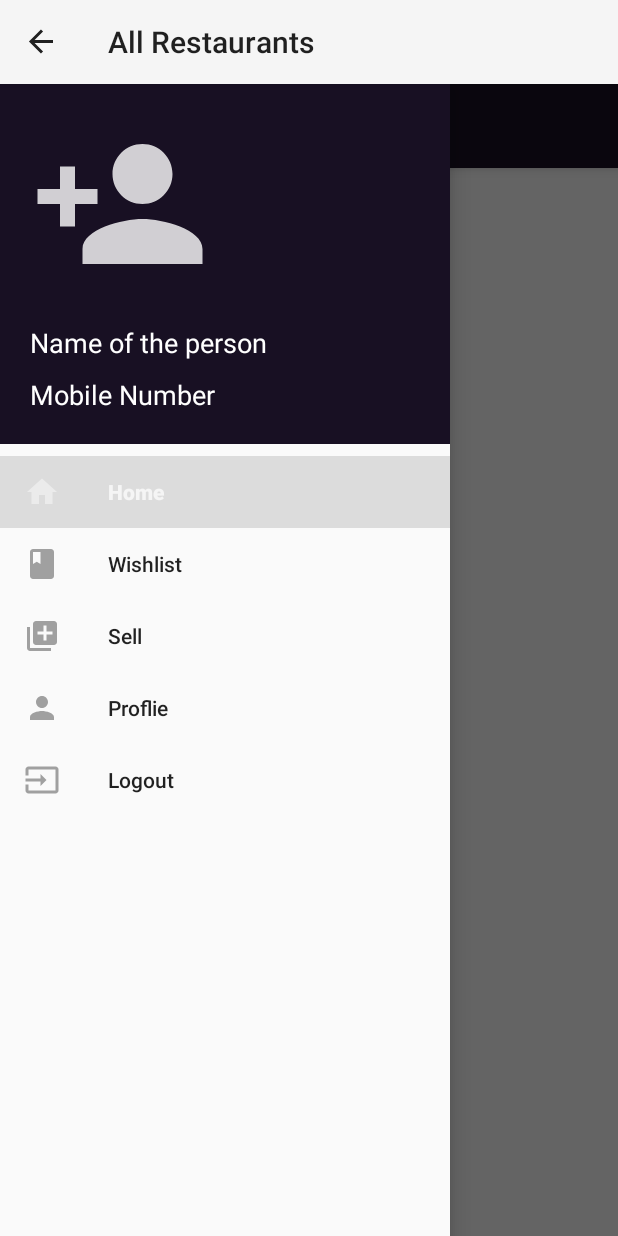
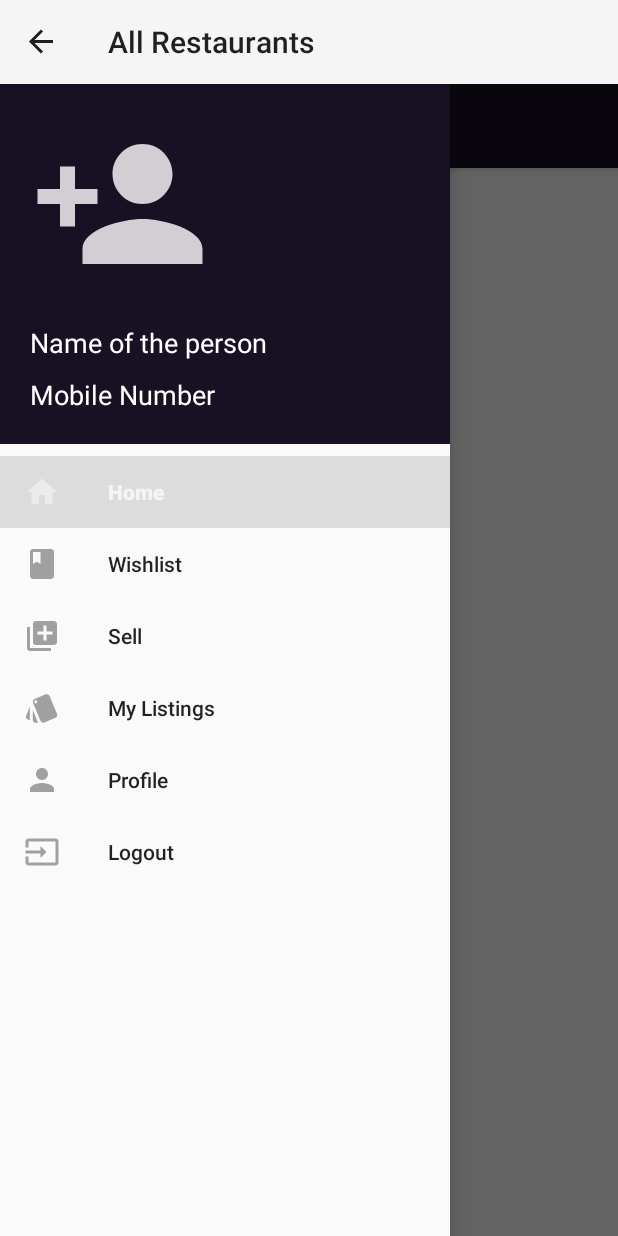
Before and after one commit to kirtikjangale/SeAndroidFrontend, an Android app: the screen it shows after launch (HomePageActivity), with the side drawer open, on a phone screen of 412 x 824 dp. Run offline under Robolectric (Android 15) with nearby library versions, the phone set to English and light mode, and no system bars; 1 statement that could not run was skipped.

Commit message:
App outline ready

```diff
--- a/app/build.gradle
+++ b/app/build.gradle
@@ -37,4 +37,7 @@ dependencies {
     androidTestImplementation 'androidx.test.ext:junit:1.1.1'
     androidTestImplementation 'androidx.test.espresso:espresso-core:3.2.0'
 
+    //Favourite Button
+    implementation 'com.github.ivbaranov:materialfavoritebutton:0.1.5'
+
 }
--- /dev/null
+++ b/app/src/main/res/drawable-anydpi/ic_listings.xml
@@ -0,0 +1,11 @@
+<vector xmlns:android="http://schemas.android.com/apk/res/android"
+    android:width="24dp"
+    android:height="24dp"
+    android:viewportWidth="24"
+    android:viewportHeight="24"
+    android:tint="#333333"
+    android:alpha="0.6">
+  <path
+      android:fillColor="@android:color/white"
+      android:pathData="M2.53,19.65l1.34,0.56v-9.03l-2.43,5.86c-0.41,1.02 0.08,2.19 1.09,2.61zM22.03,15.95L17.07,3.98c-0.31,-0.75 -1.04,-1.21 -1.81,-1.23 -0.26,0 -0.53,0.04 -0.79,0.15L7.1,5.95c-0.75,0.31 -1.21,1.03 -1.23,1.8 -0.01,0.27 0.04,0.54 0.15,0.8l4.96,11.97c0.31,0.76 1.05,1.22 1.83,1.23 0.26,0 0.52,-0.05 0.77,-0.15l7.36,-3.05c1.02,-0.42 1.51,-1.59 1.09,-2.6zM7.88,8.75c-0.55,0 -1,-0.45 -1,-1s0.45,-1 1,-1 1,0.45 1,1 -0.45,1 -1,1zM5.88,19.75c0,1.1 0.9,2 2,2h1.45l-3.45,-8.34v6.34z"/>
+</vector>
--- a/app/src/main/res/menu/menu_drawer.xml
+++ b/app/src/main/res/menu/menu_drawer.xml
@@ -19,8 +19,13 @@
             android:icon="@drawable/ic_sell"/>
 
         <item
+            android:id="@+id/listings"
+            android:title="My Listings"
+            android:icon="@drawable/ic_listings"/>
+
+        <item
             android:id="@+id/profile"
-            android:title="Proflie"
+            android:title="Profile"
             android:icon="@drawable/ic_profile"/>
 
         <item
```
Also changed, not shown: app/src/main/java/com/example/seandroidproject/activity/HomePageActivity.kt (+9 -0 lines), app/src/main/java/com/example/seandroidproject/fragment/MyListingsFragment.kt (added, +22 -0 lines), app/src/main/res/layout/fragment_my_listings.xml (added, +14 -0 lines), app/src/main/res/layout/recycler_allitems_row.xml (added, +126 -0 lines), app/src/main/res/drawable-hdpi/ic_listings.png (added), app/src/main/res/drawable-mdpi/ic_listings.png (added), app/src/main/res/drawable-xhdpi/ic_listings.png (added), app/src/main/res/drawable-xhdpi/rupees.png (added), app/src/main/res/drawable-xxhdpi/ic_listings.png (added).
